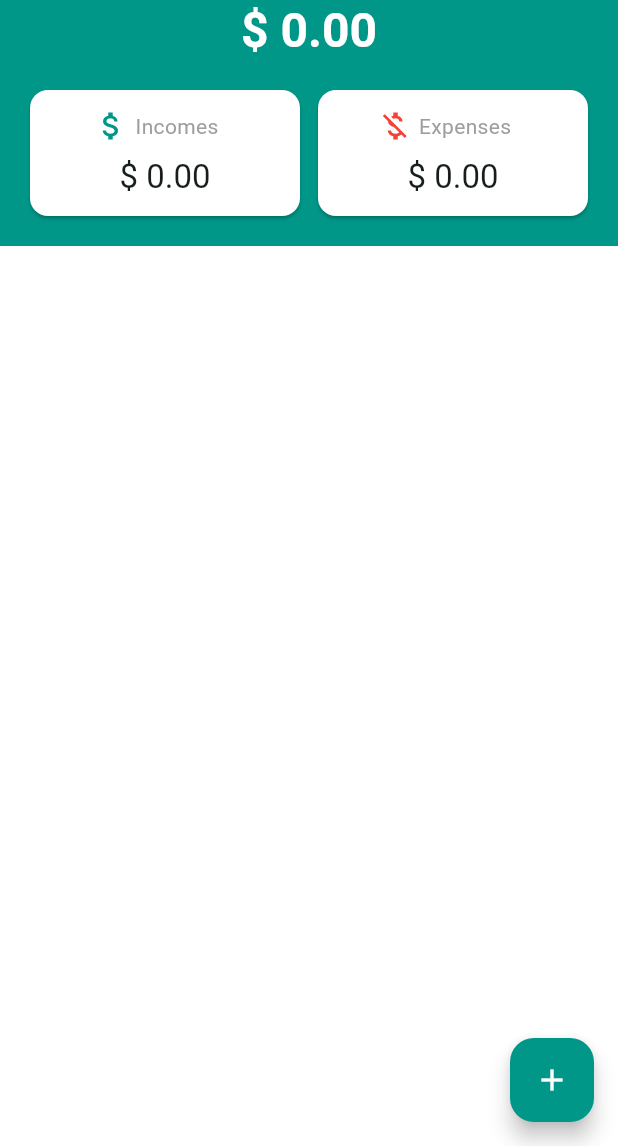
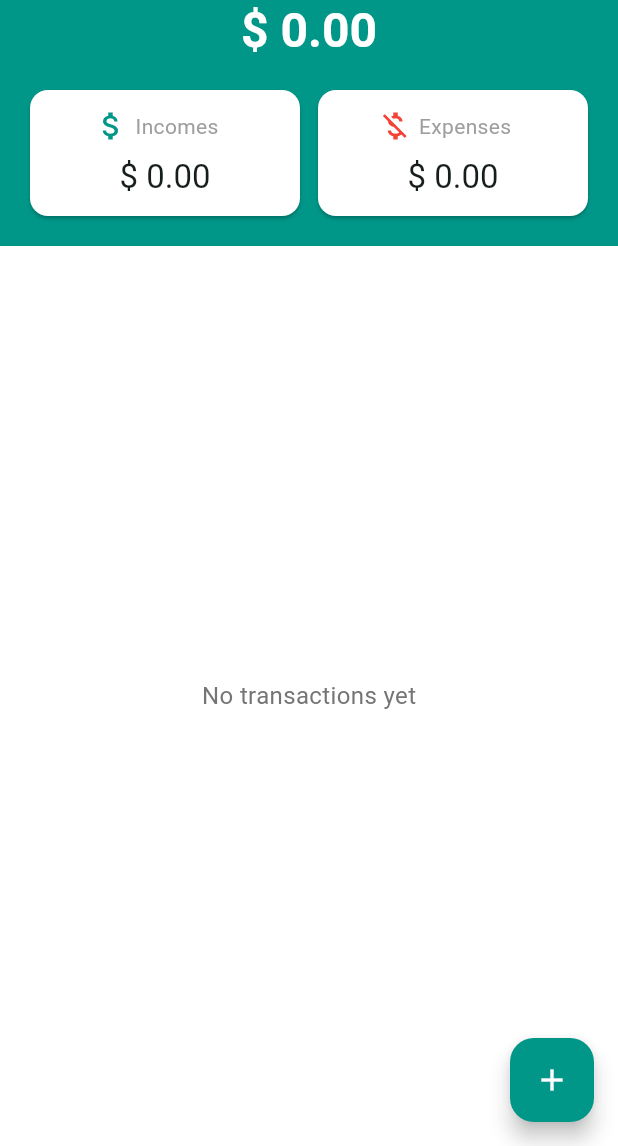
Before and after one commit to sergiosabater/moneytracker, a Flutter app: the screen it shows after launch, on a phone screen of 412 x 824 dp, the part 90-1236 px from its top. Run offline on Flutter 3.47's test engine with Material 3 defaults, Android fonts, the phone set to English and light mode, and no system bars; our stand-ins replace currency_text_input_formatter, sqflite; accounts and stored records are empty.

Commit message:
feat: connect database layer with Provider and UI

```diff
--- a/lib/controller/transactions_provider.dart
+++ b/lib/controller/transactions_provider.dart
@@ -1,10 +1,28 @@
 import 'package:flutter/material.dart';
+import 'package:moneytracker/database/database_helper.dart';
 import 'package:moneytracker/model/transaction.dart';
 
 class TransactionsProvider extends ChangeNotifier {
-  final List<Transaction> _transactions = [];
+  List<Transaction> _transactions = [];
+  bool _isLoading = true;
 
   List<Transaction> get transactions => _transactions;
+  bool get isLoading => _isLoading;
+
+  TransactionsProvider() {
+    _loadTransactions();
+  }
+
+  // Load transactions from the database
+  Future<void> _loadTransactions() async {
+    _isLoading = true;
+    notifyListeners();
+
+    _transactions = await DatabaseHelper.instance.getAllTransactions();
+
+    _isLoading = false;
+    notifyListeners();
+  }
 
   double getTotalIncomes() {
     return _transactions
@@ -24,12 +42,13 @@ class TransactionsProvider extends ChangeNotifier {
     return getTotalIncomes() + getTotalExpenses();
   }
 
-  void addTransaction(Transaction transaction) {
-    _transactions.add(transaction);
-    notifyListeners();
+  Future<void> addTransaction(Transaction transaction) async {
+    await DatabaseHelper.instance.insertTransaction(transaction);
+    await _loadTransactions(); // Reload from the DB
   }
 
-  void clearTransactions() {
+  Future<void> clearTransactions() async {
+    // This method will be implemented later in DatabaseHelper
     _transactions.clear();
     notifyListeners();
   }
--- a/lib/l10n/app_en.arb
+++ b/lib/l10n/app_en.arb
@@ -10,5 +10,6 @@
   "description": "DESCRIPTION",
   "enterDescription": "Enter description",
   "noDescription": "No description",
-  "add": "Add"
+  "add": "Add",
+  "noTransactionsYet": "No transactions yet"
 }
--- a/lib/l10n/app_es.arb
+++ b/lib/l10n/app_es.arb
@@ -10,5 +10,6 @@
   "description": "DESCRIPCIÓN",
   "enterDescription": "Ingrese descripción",
   "noDescription": "Sin descripción",
-  "add": "Agregar"
+  "add": "Agregar",
+  "noTransactionsYet": "Aún no hay transacciones"
 }
--- a/lib/l10n/app_localizations.dart
+++ b/lib/l10n/app_localizations.dart
@@ -169,6 +169,12 @@ abstract class AppLocalizations {
   /// In en, this message translates to:
   /// **'Add'**
   String get add;
+
+  /// No description provided for @noTransactionsYet.
+  ///
+  /// In en, this message translates to:
+  /// **'No transactions yet'**
+  String get noTransactionsYet;
 }
 
 class _AppLocalizationsDelegate
--- a/lib/l10n/app_localizations_en.dart
+++ b/lib/l10n/app_localizations_en.dart
@@ -43,4 +43,7 @@ class AppLocalizationsEn extends AppLocalizations {
 
   @override
   String get add => 'Add';
+
+  @override
+  String get noTransactionsYet => 'No transactions yet';
 }
--- a/lib/l10n/app_localizations_es.dart
+++ b/lib/l10n/app_localizations_es.dart
@@ -43,4 +43,7 @@ class AppLocalizationsEs extends AppLocalizations {
 
   @override
   String get add => 'Agregar';
+
+  @override
+  String get noTransactionsYet => 'Aún no hay transacciones';
 }
--- a/lib/view/components/transactions_list.dart
+++ b/lib/view/components/transactions_list.dart
@@ -7,16 +7,29 @@ import 'package:provider/provider.dart';
 class TransactionsList extends StatelessWidget {
   const TransactionsList({super.key});
 
+  String _formatDate(DateTime date) {
+    return '${date.day}/${date.month}/${date.year}';
+  }
+
   @override
   Widget build(BuildContext context) {
-    final transactions = Provider.of<TransactionsProvider>(
-      context,
-    ).transactions;
+    final provider = Provider.of<TransactionsProvider>(context);
+    final transactions = provider.transactions;
+    final isLoading = provider.isLoading;
 
     return Expanded(
       child: Container(
-        decoration: BoxDecoration(color: Colors.white),
-        child: ListView.builder(
+        decoration: const BoxDecoration(color: Colors.white),
+        child: isLoading
+            ? const Center(child: CircularProgressIndicator(color: Colors.teal))
+            : transactions.isEmpty
+            ? Center(
+                child: Text(
+                  AppLocalizations.of(context)!.noTransactionsYet,
+                  style: TextStyle(fontSize: 16, color: Colors.grey.shade600),
+                ),
+              )
+            : ListView.builder(
                 itemCount: transactions.length,
                 itemBuilder: (context, index) {
                   final transaction = transactions[index];
@@ -31,7 +44,9 @@ class TransactionsList extends StatelessWidget {
                       : Colors.teal;
                   return ListTile(
                     title: Text(transaction.description),
-              subtitle: Text('$type • ${_formatDate(transaction.dateTime)}'),
+                    subtitle: Text(
+                      '$type • ${_formatDate(transaction.dateTime)}',
+                    ),
                     trailing: Text(
                       value,
                       style: TextStyle(fontSize: 14, color: color),
@@ -42,8 +57,4 @@ class TransactionsList extends StatelessWidget {
       ),
     );
   }
-
-  String _formatDate(DateTime date) {
-    return '${date.day}-${date.month}-${date.year}';
 }
-}
```
Also changed, not shown: lib/database/database_helper.dart (+37 -1 lines), 3 other files. Lines whose indentation alone changed are shown as unchanged.
